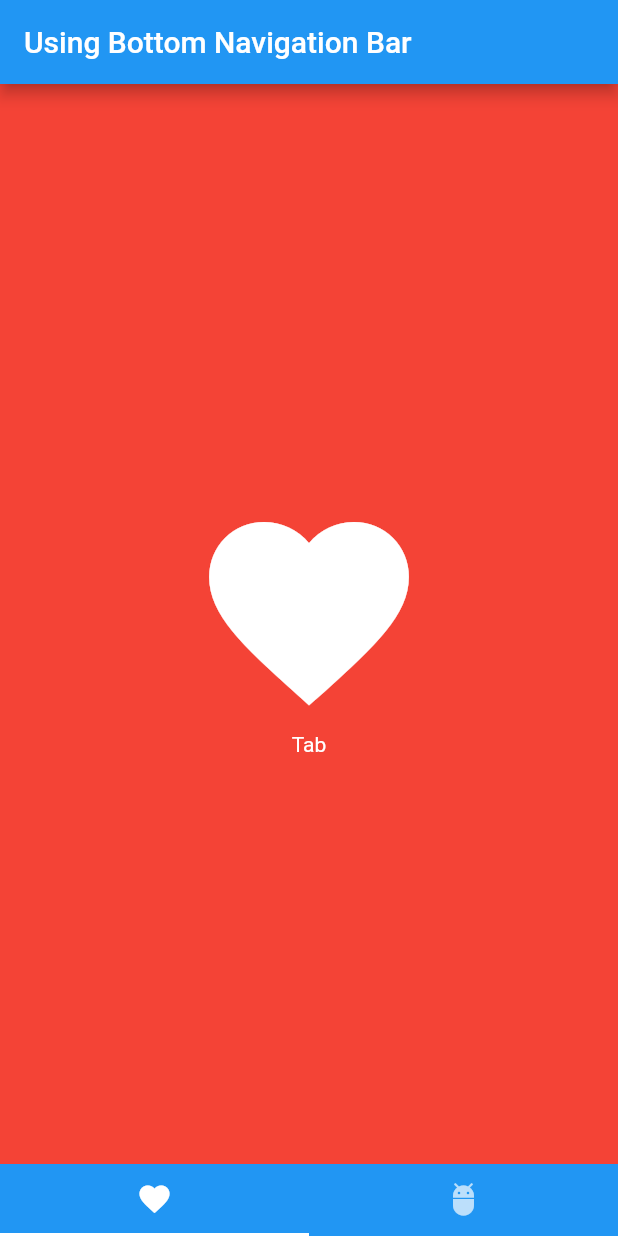
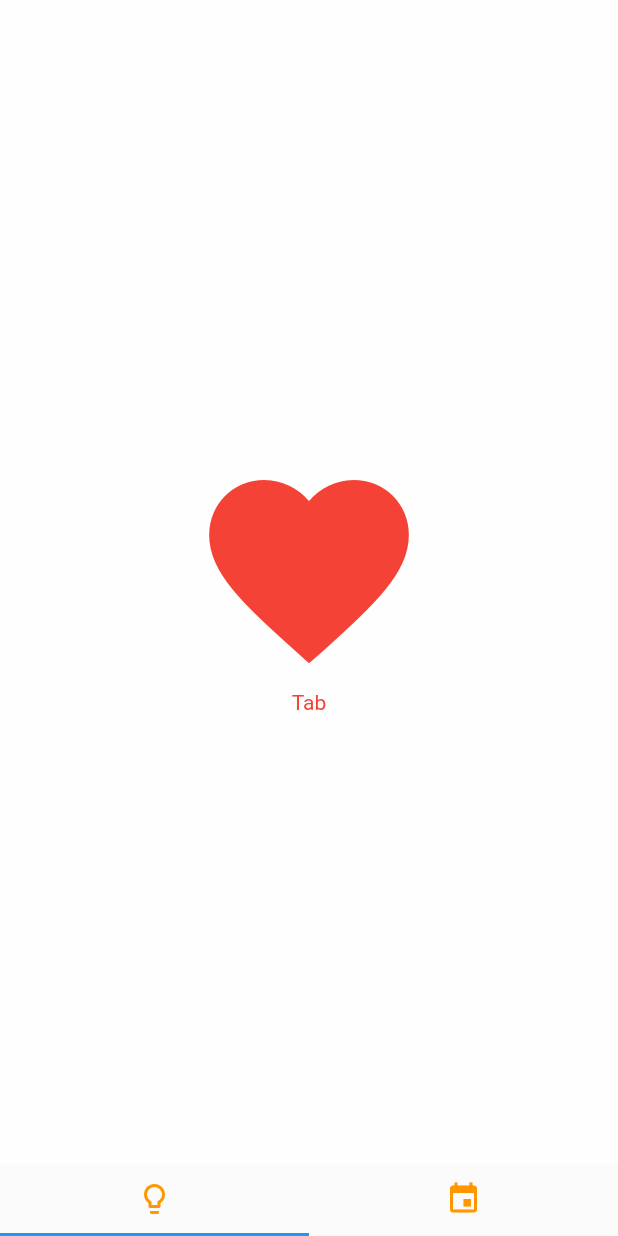
Before and after one commit to szymhan/eco_cigarettes, a Flutter app: the screen it shows after launch, on a phone screen of 412 x 824 dp. Run offline on Flutter 3.47's test engine with Material 2 defaults, Android fonts, the light colour scheme and no system bars.

Commit message:
modify ui color

```diff
--- a/lib/main.dart
+++ b/lib/main.dart
@@ -39,15 +39,9 @@ class _MyAppState extends State<MyApp> with SingleTickerProviderStateMixin  {
   @override
   Widget build(BuildContext context) {
     return Scaffold(
-      // Appbar
-      appBar: AppBar(
-        // Title
-        title: Text("Using Bottom Navigation Bar"),
-        // Set the background color of the App Bar
-        backgroundColor: Colors.blue,
-      ),
-      // Set the TabBar view as the body of the Scaffold
-      body: TabBarView(
+
+      body:  TabBarView(
+
         // Add tabs as widgets
         children: <Widget>[MainScreen(), MainScreen()],
         // set the controller
@@ -55,23 +49,27 @@ class _MyAppState extends State<MyApp> with SingleTickerProviderStateMixin  {
       ),
       // Set the bottom navigation bar
       bottomNavigationBar: Material(
+
         // set the color of the bottom navigation bar
-        color: Colors.blue,
+        color: Colors.white24,
         // set the tab bar as the child of bottom navigation bar
-        child: TabBar(
+        child: SafeArea(
+          child: TabBar(
           tabs: <Tab>[
             Tab(
               // set icon to the tab
-              icon: Icon(Icons.favorite),
+              icon: Icon(Icons.lightbulb_outline,
+              color: Colors.orange,),
             ),
             Tab(
-              icon: Icon(Icons.adb),
+              icon: Icon(Icons.event,
+                color: Colors.orange),
             ),
           ],
           // setup the controller
           controller: controller,
         ),
       ),
-    );
+    ));
   }
 }
--- a/lib/screens/mainScreen.dart
+++ b/lib/screens/mainScreen.dart
@@ -11,7 +11,7 @@ class _MainScreenState extends State<MainScreen> {
   @override
   Widget build(BuildContext context) {
     return Scaffold(
-      backgroundColor: Colors.red,
+      backgroundColor: Colors.white70,
       body: Container(
         child: Center(
           child: Column(
@@ -21,11 +21,11 @@ class _MainScreenState extends State<MainScreen> {
               Icon(
                 Icons.favorite,
                 size: 160.0,
-                color: Colors.white,
+                color: Colors.red,
               ),
               Text(
                 "Tab",
-                style: TextStyle(color: Colors.white),
+                style: TextStyle(color: Colors.red),
               )
             ],
           ),
```
